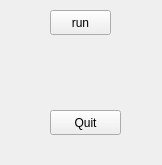
The window that Eyelid_Sim_CBM_Dev/includes/gui/ui/mainw.ui (wenkeli/Cerebellum_simulation) describes before a commit, drawn with Qt 5.
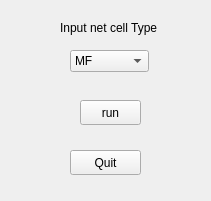
The same window after the commit.

Patch:
```diff
--- a/Eyelid_Sim_CBM_Dev/includes/gui/ui/mainw.ui
+++ b/Eyelid_Sim_CBM_Dev/includes/gui/ui/mainw.ui
@@ -6,8 +6,8 @@
    <rect>
     <x>0</x>
     <y>0</y>
-    <width>162</width>
-    <height>165</height>
+    <width>211</width>
+    <height>201</height>
    </rect>
   </property>
   <property name="windowTitle">
@@ -16,8 +16,8 @@
   <widget class="QPushButton" name="runButton">
    <property name="geometry">
     <rect>
-     <x>50</x>
-     <y>10</y>
+     <x>80</x>
+     <y>100</y>
      <width>61</width>
      <height>25</height>
     </rect>
@@ -29,8 +29,8 @@
   <widget class="QPushButton" name="quitButton">
    <property name="geometry">
     <rect>
-     <x>50</x>
-     <y>110</y>
+     <x>70</x>
+     <y>150</y>
      <width>71</width>
      <height>25</height>
     </rect>
@@ -39,6 +39,44 @@
     <string>Quit</string>
    </property>
   </widget>
+  <widget class="QComboBox" name="inputNetCellTBox">
+   <property name="geometry">
+    <rect>
+     <x>70</x>
+     <y>50</y>
+     <width>79</width>
+     <height>22</height>
+    </rect>
+   </property>
+   <item>
+    <property name="text">
+     <string>MF</string>
+    </property>
+   </item>
+   <item>
+    <property name="text">
+     <string>GO</string>
+    </property>
+   </item>
+   <item>
+    <property name="text">
+     <string>GR</string>
+    </property>
+   </item>
+  </widget>
+  <widget class="QLabel" name="label">
+   <property name="geometry">
+    <rect>
+     <x>60</x>
+     <y>20</y>
+     <width>121</width>
+     <height>16</height>
+    </rect>
+   </property>
+   <property name="text">
+    <string>Input net cell Type</string>
+   </property>
+  </widget>
  </widget>
  <layoutdefault spacing="6" margin="11"/>
  <resources/>
```
Left out of the diff: 21 changed lines with no effect on the pictures.
